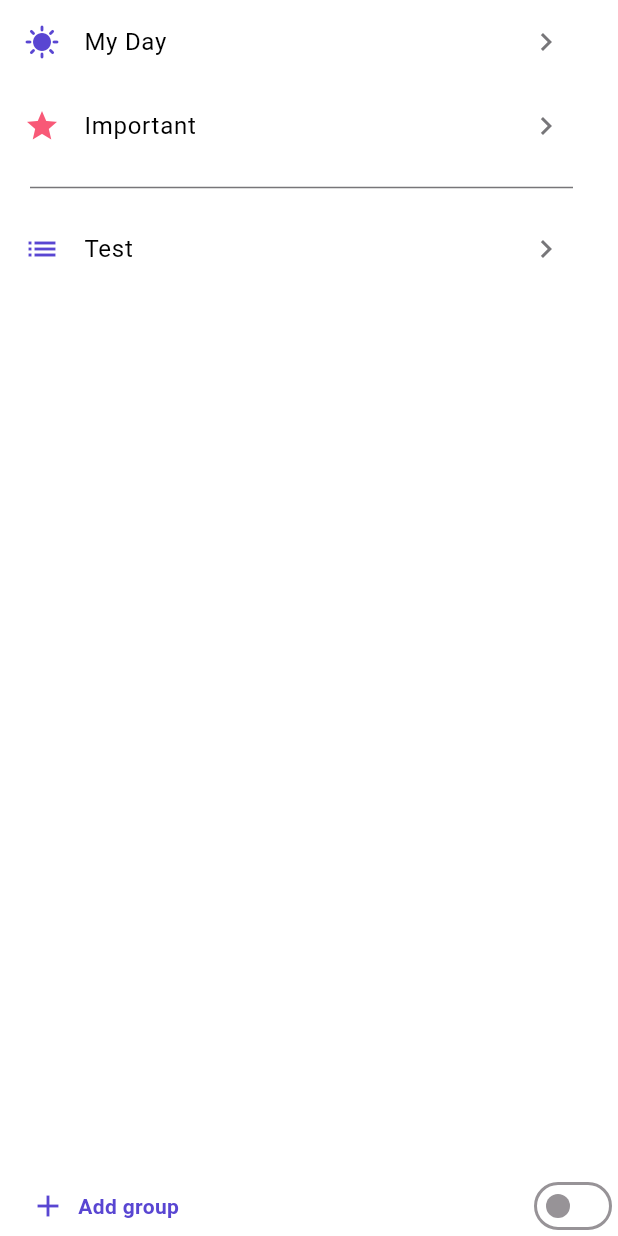
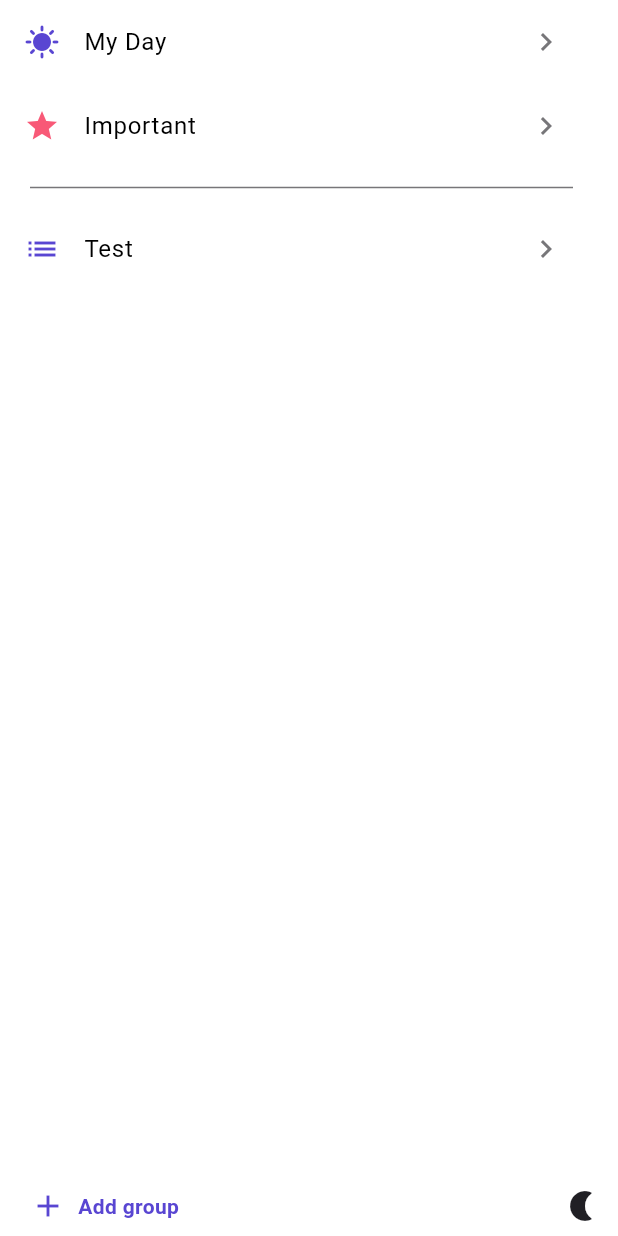
Before and after one commit to weluid/Todo-App, a Flutter app: the screen it shows after launch, on a phone screen of 412 x 824 dp. Run offline on Flutter 3.47's test engine with Material 2 defaults, Android fonts, the phone set to English and light mode, and no system bars; our stand-ins replace animated_theme_switcher, bloc, flutter_bloc, flutter_slidable; generated files the repository leaves out were written again.

Commit message:
Added Theme switch

```diff
--- a/lib/bloc/theme_bloc/theme_bloc.dart
+++ /dev/null
@@ -1,15 +0,0 @@
-import 'package:bloc/bloc.dart';
-import 'package:flutter/material.dart';
-import 'package:meta/meta.dart';
-
-part 'theme_event.dart';
-
-class ThemeBloc extends Bloc<ThemeEvent, ThemeMode> {
-  ThemeBloc() : super(ThemeMode.light) {
-
-    on<ThemeChanged>((event, emit) {
-      emit(event.isDark ? ThemeMode.dark : ThemeMode.light);
-    });
-
-  }
-}
--- a/lib/bloc/theme_bloc/theme_event.dart
+++ /dev/null
@@ -1,10 +0,0 @@
-part of 'theme_bloc.dart';
-
-@immutable
-abstract class ThemeEvent {}
-
-class ThemeChanged extends ThemeEvent {
-  final bool isDark;
-
-  ThemeChanged(this.isDark);
-}
--- a/lib/main.dart
+++ b/lib/main.dart
@@ -1,7 +1,7 @@
+import 'package:animated_theme_switcher/animated_theme_switcher.dart';
 import 'package:flutter/material.dart';
 import 'package:flutter_bloc/flutter_bloc.dart';
 import 'package:flutter_localizations/flutter_localizations.dart';
-import 'package:todo/bloc/theme_bloc/theme_bloc.dart';
 import 'package:todo/repository/database/cache_manager.dart';
 import 'package:todo/repository/todo_repository.dart';
 import 'package:todo/screens/home_screen.dart';
@@ -9,9 +9,7 @@ import 'package:todo/screens/home_screen.dart';
 import 'package:flutter_gen/gen_l10n/app_localizations.dart';
 import 'package:todo/theme/theme.dart';
 
-
-
-void main() {
+void main() async {
   runApp(const MyApp());
 }
 
@@ -20,18 +18,17 @@ class MyApp extends StatelessWidget {
 
   @override
   Widget build(BuildContext context) {
-    return BlocProvider<ThemeBloc>(
-      create: (context) => ThemeBloc(),
-      child: RepositoryProvider(
+    final Brightness isPlatformDark = WidgetsBinding.instance.platformDispatcher.platformBrightness;
+    final initTheme = (isPlatformDark == Brightness.dark) ? darkTheme : lightTheme;
+
+    return RepositoryProvider(
       create: (context) => ToDoRepository.getInstance(CacheManager()),
-        child: BlocBuilder<ThemeBloc, ThemeMode>(
-          builder: (context, state) {
+      child: ThemeProvider(
+        initTheme: initTheme,
+        builder: (_, lightTheme) {
           return MaterialApp(
             debugShowCheckedModeBanner: false,
-              title: 'Flutter Demo',
             theme: lightTheme,
-              themeMode: state,
-              darkTheme: darkTheme,
             localizationsDelegates: const [
               AppLocalizations.delegate,
               GlobalMaterialLocalizations.delegate,
@@ -47,7 +44,6 @@ class MyApp extends StatelessWidget {
           );
         },
       ),
-      ),
     );
   }
 }
--- a/lib/screens/home_screen.dart
+++ b/lib/screens/home_screen.dart
@@ -1,14 +1,15 @@
 import 'dart:async';
 
+import 'package:animated_theme_switcher/animated_theme_switcher.dart';
 import 'package:flutter/material.dart';
 import 'package:flutter_bloc/flutter_bloc.dart';
 import 'package:todo/bloc/group_bloc/group_bloc.dart';
-import 'package:todo/bloc/theme_bloc/theme_bloc.dart';
 import 'package:todo/components/bottom_button.dart';
 import 'package:todo/components/group_tile.dart';
 import 'package:todo/repository/todo_repository.dart';
 import 'package:todo/screens/splash_screen.dart';
 import 'package:todo/screens/task_screen.dart';
+import 'package:todo/theme/theme.dart';
 import 'package:todo/utilities/constants.dart';
 import 'package:flutter_gen/gen_l10n/app_localizations.dart';
 
@@ -44,7 +45,10 @@ class _HomeScreenState extends State<HomeScreen> {
   }
 
   _buildParentWidget(BuildContext context, InitializationApp state, GroupBloc bloc) {
-    return Scaffold(
+    bool isDark = ThemeModelInheritedNotifier.of(context).theme.brightness == Brightness.dark ? true : false;
+
+    return ThemeSwitchingArea(
+      child: Scaffold(
           backgroundColor: Theme.of(context).colorScheme.background,
           body: SafeArea(
             child: SingleChildScrollView(
@@ -115,16 +119,28 @@ class _HomeScreenState extends State<HomeScreen> {
                   ),
                 ),
                 const Spacer(),
-              Switch(
-                focusColor: Colors.white,
-                value: context.read<ThemeBloc>().state == ThemeMode.dark,
-                onChanged: (value) {
-                  context.read<ThemeBloc>().add(ThemeChanged(value));
+                ThemeSwitcher(
+                  clipper: const ThemeSwitcherCircleClipper(),
+                  builder: (context) {
+                    return IconButton(
+                      onPressed: () {
+                        ThemeSwitcher.of(context).changeTheme(
+                          theme: isDark ? lightTheme : darkTheme,
+                        );
+                      },
+                      icon: isDark
+                          ? Icon(Icons.sunny, color: ColorSelect.outlinedPurple)
+                          : Icon(
+                              Icons.nightlight_rounded,
+                              color: ColorSelect.darkGrayColor,
+                            ),
+                    );
                   },
                 )
               ],
             ),
-        ));
+          )),
+    );
   }
 
   _goToTaskPage(String groupName, BuildContext context, String id) async {
@@ -153,8 +169,7 @@ class _HomeScreenState extends State<HomeScreen> {
         builder: (context) {
           String inputText = AppLocalizations.of(context).initialValue;
           return AlertDialog(
-            surfaceTintColor:  Theme.of(context).colorScheme.background,
-
+            surfaceTintColor: Theme.of(context).colorScheme.background,
             title: Text(AppLocalizations.of(context).newList),
             content: Form(
               key: formKey,
```
Lines whose indentation alone changed are shown as unchanged.
